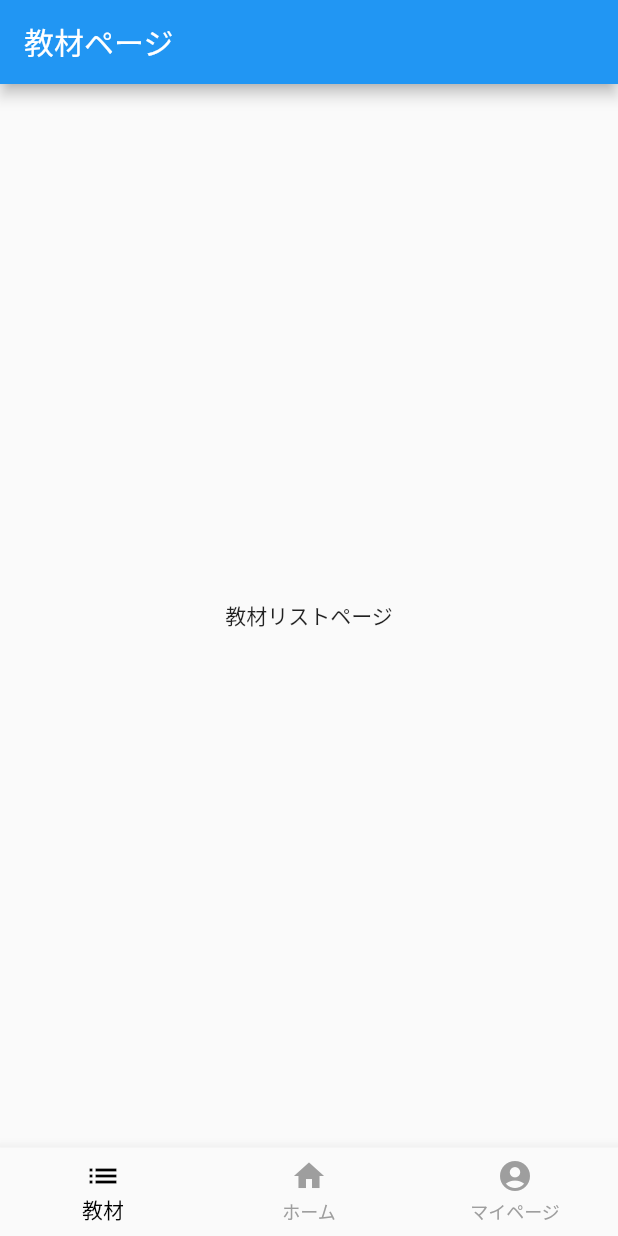
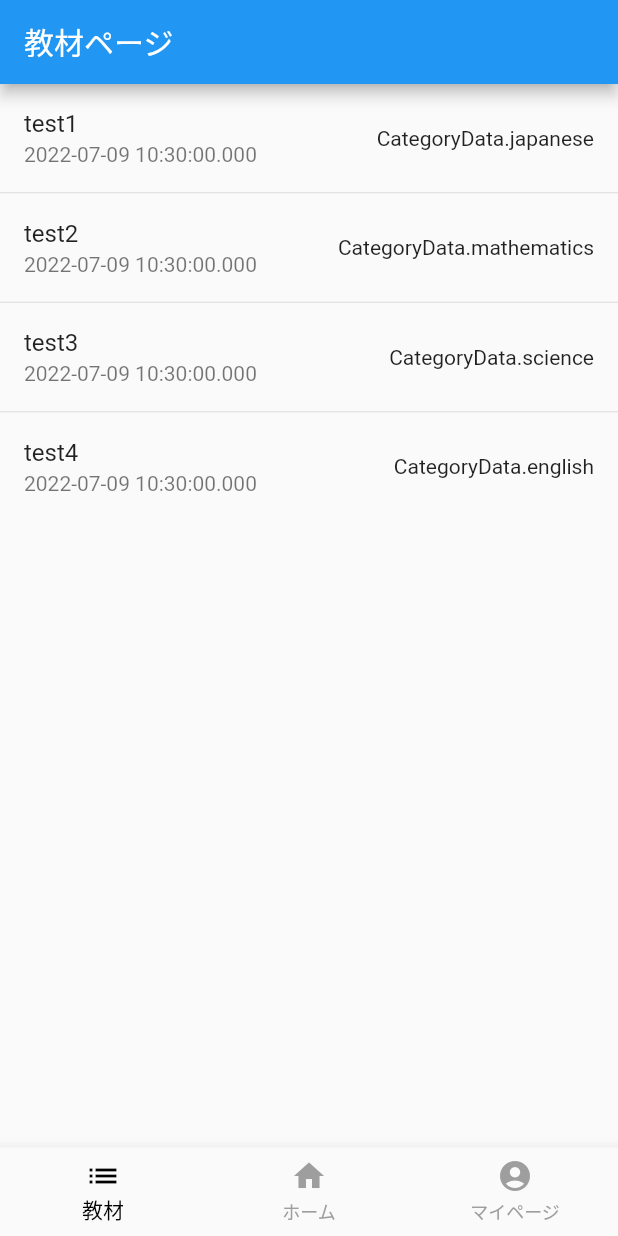
Before and after one commit to trm11tkr/learning-management-app, a Flutter app: the screen it shows after launch, on a phone screen of 412 x 824 dp. Run offline on Flutter 3.47's test engine with Material 2 defaults, Android fonts, the phone set to English and light mode, and no system bars; our stand-ins replace freezed_annotation, hooks_riverpod.

Commit message:
教材のサンプルを表示

```diff
--- a/lib/model/entities/material.dart
+++ b/lib/model/entities/material.dart
@@ -1,12 +1,11 @@
 import 'package:flutter/foundation.dart';
 
 import 'package:freezed_annotation/freezed_annotation.dart';
-import 'package:hooks_riverpod/hooks_riverpod.dart';
 
 part 'material.freezed.dart';
 part 'material.g.dart';
 
-enum Category {
+enum CategoryData {
   japanese,
   mathematics,
   english,
@@ -16,50 +15,15 @@ enum Category {
 }
 
 @freezed
-class Material with _$Material {
-  const factory Material({
+class MaterialData with _$MaterialData {
+  const factory MaterialData({
     required String id,
     required String title,
     required DateTime createdAt,
-    Category? category,
+    CategoryData? category,
     String? imageUrl,
-  }) = _Material;
+  }) = _MaterialData;
 
-  factory Material.fromJson(Map<String, dynamic> json) =>
-      _$MaterialFromJson(json);
+  factory MaterialData.fromJson(Map<String, dynamic> json) =>
+      _$MaterialDataFromJson(json);
 }
-
-class MaterialList extends StateNotifier<List<Material>> {
-  MaterialList([List<Material>? initialMaterials]) : super(initialMaterials ?? []);
-
-  // 追加
-  void add(String title) {
-    state = [
-      ...state,
-      Material(
-        id: DateTime.now().toString(),
-        title: title,
-        createdAt: DateTime.now(),
-      ),
-    ];
-  }
-
-  // 編集
-  void edit({required String materialId, required String title, String? imageUrl}) {
-    state = [
-      for (final material in state)
-        if (material.id == materialId)
-          material.copyWith(
-            title: title,
-            imageUrl: imageUrl,
-          )
-        else
-          material,
-    ];
-  }
-
-  // 削除
-  void remove(Material target) {
-    state = state.where((material) => material.id != target.id).toList();
-  }
-}
--- a/lib/presentation/pages/materials_page.dart
+++ b/lib/presentation/pages/materials_page.dart
@@ -1,13 +1,30 @@
 import 'package:flutter/material.dart';
+import 'package:hooks_riverpod/hooks_riverpod.dart';
 
-class MaterialsPage extends StatelessWidget {
+import '../../model/entities/material.dart';
+import '../../provider/material_provider.dart';
+
+class MaterialsPage extends HookConsumerWidget {
   const MaterialsPage({Key? key}) : super(key: key);
 
   @override
-  Widget build(BuildContext context) {
+  Widget build(BuildContext context, WidgetRef ref) {
+    final List<MaterialData>  materialList = ref.watch(materialProvider);
     return Scaffold(
-      body: const Center(
-        child: Text('教材リストページ'),
+      body: ListView.separated(
+        itemBuilder: (context, index) {
+          return ListTile(
+            title: Text(materialList[index].title),
+            subtitle: Text(materialList[index].createdAt.toString()),
+            trailing: Text(materialList[index].category.toString()),
+          );
+        },
+        separatorBuilder: (context, index) {
+          return const Divider(
+            height: 1,
+          );
+        },
+        itemCount: materialList.length,
       ),
     );
   }
--- /dev/null
+++ b/lib/provider/material_provider.dart
@@ -0,0 +1,51 @@
+import 'package:flutter/foundation.dart';
+import 'package:hooks_riverpod/hooks_riverpod.dart';
+
+import '../model/entities/material.dart';
+
+
+
+final materialProvider =
+    StateNotifierProvider<MaterialList, List<MaterialData>>((_) => MaterialList(
+      [
+        MaterialData(id: '1', title: 'test1', createdAt: DateTime.now(), category: CategoryData.japanese),
+        MaterialData(id: '2', title: 'test2', createdAt: DateTime.now(), category: CategoryData.mathematics),
+        MaterialData(id: '3', title: 'test3', createdAt: DateTime.now(), category: CategoryData.science),
+        MaterialData(id: '4', title: 'test4', createdAt: DateTime.now(), category: CategoryData.english),
+      ]
+    ));
+
+class MaterialList extends StateNotifier<List<MaterialData>> {
+  MaterialList([List<MaterialData>? initialMaterials]) : super(initialMaterials ?? []);
+
+  // 追加
+  void add(String title) {
+    state = [
+      ...state,
+      MaterialData(
+        id: DateTime.now().toString(),
+        title: title,
+        createdAt: DateTime.now(),
+      ),
+    ];
+  }
+
+  // 編集
+  void edit({required String materialId, required String title, String? imageUrl}) {
+    state = [
+      for (final material in state)
+        if (material.id == materialId)
+          material.copyWith(
+            title: title,
+            imageUrl: imageUrl,
+          )
+        else
+          material,
+    ];
+  }
+
+  // 削除
+  void remove(MaterialData target) {
+    state = state.where((material) => material.id != target.id).toList();
+  }
+}
```
Also changed, not shown: lib/model/entities/material.freezed.dart, lib/model/entities/material.g.dart.
